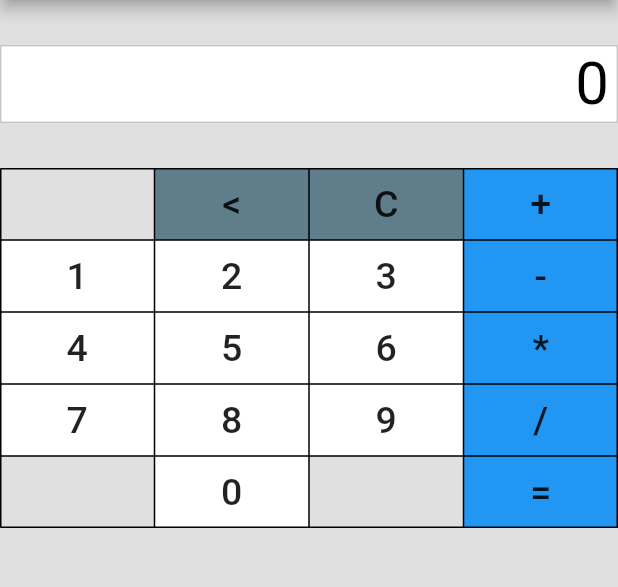
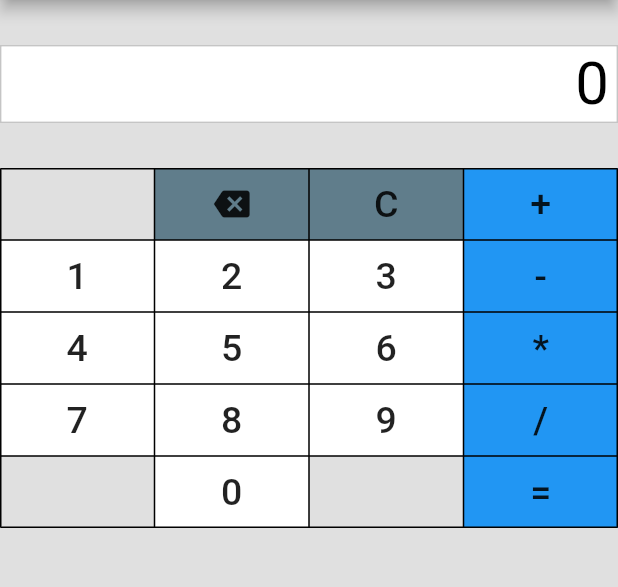
Before and after one commit to devdanke/flutter_calc, a Flutter app: the screen it shows after launch, on a phone screen of 412 x 824 dp, the part 84-671 px from its top. Run offline on Flutter 3.47's test engine with Material 2 defaults, Android fonts, the phone set to English and light mode, and no system bars.

Commit message:
add backspace icon to flat button

```diff
--- a/lib/calculator/CalculatorScreen.dart
+++ b/lib/calculator/CalculatorScreen.dart
@@ -88,8 +88,9 @@ class ButtonArea extends StatelessWidget {
   }
 
   TableCell _backspaceBtn(BuildContext context) {
-    final txt = Text("<", style: TextStyle(fontSize: btnTextSize));
-    final btn = FlatButton(child: txt, onPressed: () => _backspaceHandler(context));
+    final btn = FlatButton(
+        child: Icon(Icons.backspace),
+        onPressed: () => _backspaceHandler(context));
     final coloredBtn = Container(child: btn, decoration: BoxDecoration(color: editColor));
     return TableCell(child: coloredBtn );
   }
```
Also changed, not shown: 1 other file.
